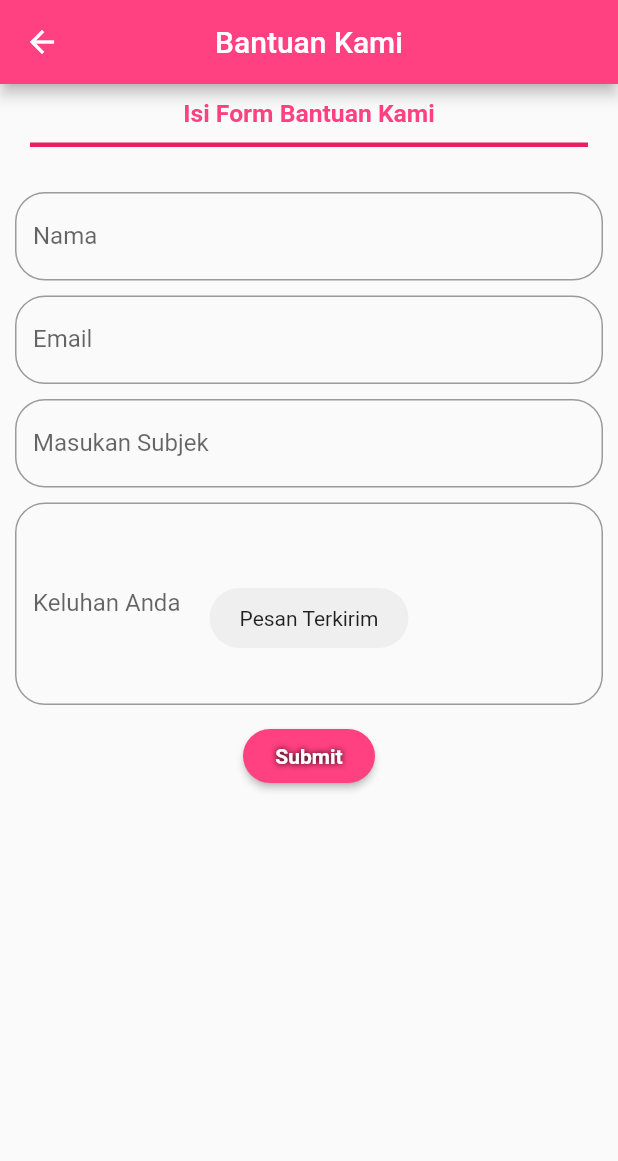
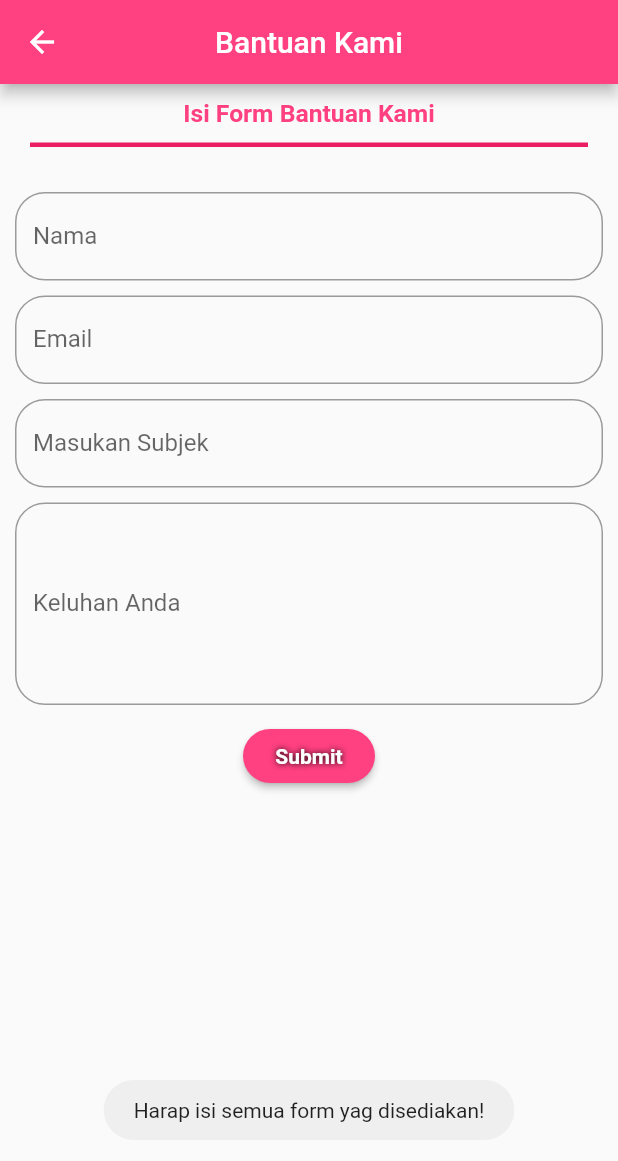
Before and after one commit to amirhsn/SP2BiDesPus, a Flutter app: the SupportPage screen opened directly, after a tap on "Submit", on a phone screen of 412 x 824 dp. Shown: the top 1161 px of the screen. Run offline on Flutter 3.47's test engine with Material 2 defaults, Android fonts, the phone set to English and light mode, and no system bars; drawn by our look-alikes of auto_size_text; our stand-ins replace firebase_database, firebase_storage, fluttertoast, open_file, permission_handler, shared_preferences; missing offline and left inert: ext_storage, flutter_downloader, mailer; accounts and stored records are empty.

Commit message:
Rev form null condition

```diff
--- a/sp2bidespus/lib/pages/supportPage.dart
+++ b/sp2bidespus/lib/pages/supportPage.dart
@@ -46,6 +46,19 @@ class _SupportPageState extends State<SupportPage>{
           gravity: ToastGravity.CENTER,
           );
       print('Message not sent: '+e.toString());
+    }
+  }
+
+  kirimPesan() async{
+    if(isiController.text == "" || emailController.text == "" || namaController.text == "" || subjekController.text == ""){
+      Fluttertoast.showToast(
+        msg: 'Harap isi semua form yag disediakan!',
+        gravity: ToastGravity.BOTTOM,
+        toastLength: Toast.LENGTH_SHORT,
+      );
+    }
+    else{
+      mail(isiController.text, emailController.text, namaController.text, subjekController.text);
     }
   }
 
@@ -148,7 +161,7 @@ class _SupportPageState extends State<SupportPage>{
                           blurRadius: 5.0)]),),
                   color: Colors.pinkAccent,
                   onPressed: () {
-                    mail(isiController.text, emailController.text, namaController.text, subjekController.text);
+                    kirimPesan();
                   },
                 ),
               ],
```
